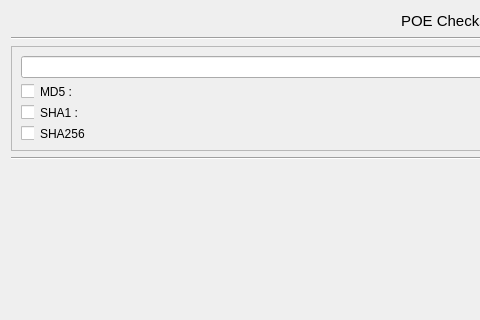
Old version of the form src/qt/forms/syndicatetools.ui in the repository SyndicateLabs/SyndicateQT; both pictures show x 0 to 480 and y 0 to 320 of the 980 by 780 pixel window.
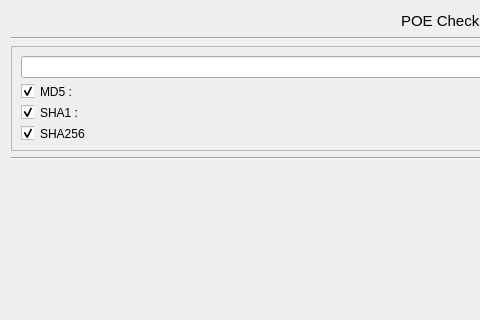
New version of the form.

The edit to the form file:
```diff
--- a/src/qt/forms/syndicatetools.ui
+++ b/src/qt/forms/syndicatetools.ui
@@ -118,6 +118,9 @@
           <property name="text">
            <string/>
           </property>
+          <property name="checked">
+           <bool>true</bool>
+          </property>
          </widget>
         </item>
         <item>
@@ -177,6 +180,9 @@
           <property name="text">
            <string/>
           </property>
+          <property name="checked">
+           <bool>true</bool>
+          </property>
          </widget>
         </item>
         <item>
@@ -248,6 +254,9 @@
           <property name="text">
            <string/>
           </property>
+          <property name="checked">
+           <bool>true</bool>
+          </property>
          </widget>
         </item>
         <item>
```
